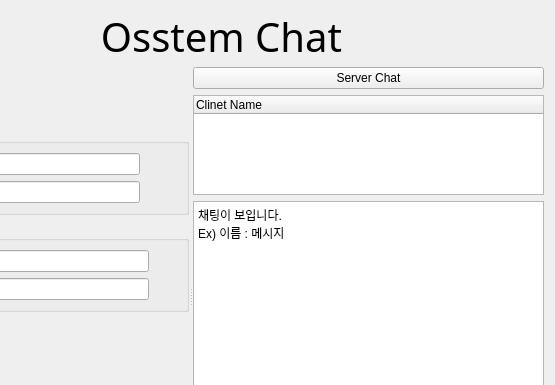
Qt form B2B_Chat/clientchat.ui (lee-jonggu/2ndProject) before a commit; both pictures show x 112 to 667 and y 0 to 385 of the 667 by 535 pixel window.
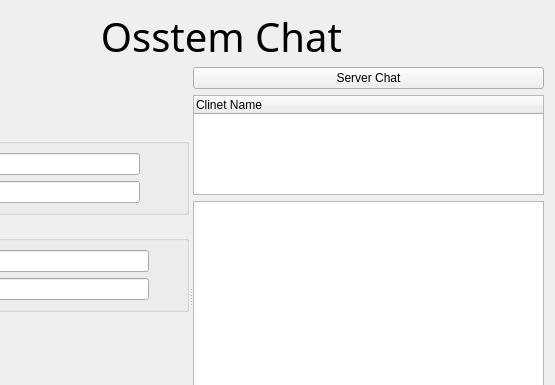
The same form after that commit.

Diff of the .ui file:
```diff
--- a/B2B_Chat/clientchat.ui
+++ b/B2B_Chat/clientchat.ui
@@ -43,7 +43,7 @@
        <property name="orientation">
         <enum>Qt::Horizontal</enum>
        </property>
-       <widget class="QWidget" name="">
+       <widget class="QWidget" name="layoutWidget">
         <layout class="QVBoxLayout" name="verticalLayout_3">
          <item>
           <spacer name="verticalSpacer">
@@ -250,7 +250,7 @@
          </item>
         </layout>
        </widget>
-       <widget class="QWidget" name="">
+       <widget class="QWidget" name="layoutWidget">
         <layout class="QVBoxLayout" name="verticalLayout_4">
          <item>
           <widget class="QPushButton" name="serverPushButton">
@@ -285,8 +285,6 @@
 p, li { white-space: pre-wrap; }
 hr { height: 1px; border-width: 0; }
 &lt;/style&gt;&lt;/head&gt;&lt;body style=&quot; font-family:'맑은 고딕'; font-size:9pt; font-weight:400; font-style:normal;&quot;&gt;
-&lt;p style=&quot; margin-top:0px; margin-bottom:0px; margin-left:0px; margin-right:0px; -qt-block-indent:0; text-indent:0px;&quot;&gt;채팅이 보입니다.&lt;/p&gt;
-&lt;p style=&quot; margin-top:0px; margin-bottom:0px; margin-left:0px; margin-right:0px; -qt-block-indent:0; text-indent:0px;&quot;&gt;Ex) 이름 : 메시지&lt;/p&gt;
 &lt;p style=&quot;-qt-paragraph-type:empty; margin-top:0px; margin-bottom:0px; margin-left:0px; margin-right:0px; -qt-block-indent:0; text-indent:0px;&quot;&gt;&lt;br /&gt;&lt;/p&gt;&lt;/body&gt;&lt;/html&gt;</string>
            </property>
           </widget>
```
